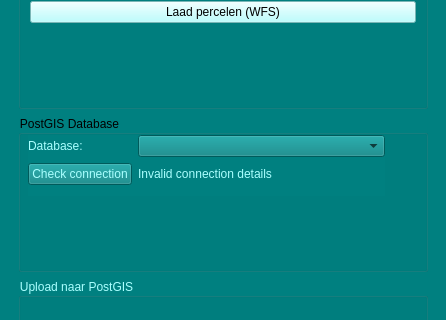
Qt form afkoppelkansenkaart/afkoppelkansenkaart_dockwidget_base.ui (nens/afkoppelkansenkaart) before a commit; both pictures show x 0 to 446 and y 215 to 535 of the 446 by 903 pixel window.
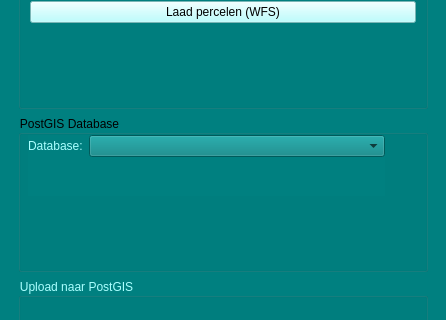
The same form after that commit. Icons and pictures are not drawn. Custom widgets are drawn as their Qt base class.

Commit message: Geselecteerde percelen importeren naar PostGIS

The edit to the form file:
```diff
--- a/afkoppelkansenkaart/afkoppelkansenkaart_dockwidget_base.ui
+++ b/afkoppelkansenkaart/afkoppelkansenkaart_dockwidget_base.ui
@@ -126,7 +126,7 @@
           <property name="minimumSize">
            <size>
             <width>0</width>
-            <height>40</height>
+            <height>80</height>
            </size>
           </property>
           <property name="styleSheet">
@@ -158,23 +158,13 @@
               </property>
              </widget>
             </item>
-            <item row="1" column="0">
-             <widget class="QPushButton" name="pushButton_CheckConnection">
-              <property name="styleSheet">
-               <string notr="true">color: rgb(170, 255, 255);</string>
-              </property>
-              <property name="text">
-               <string>Check connection</string>
-              </property>
-             </widget>
-            </item>
             <item row="1" column="1">
              <widget class="QLabel" name="label_StatusValue">
               <property name="styleSheet">
                <string notr="true">color: rgb(170, 255, 255);</string>
               </property>
               <property name="text">
-               <string>Invalid connection details</string>
+               <string/>
               </property>
              </widget>
             </item>
```
Left out of the diff: 2 changed lines with no effect on the pictures. The commit also changes 2 other files.
